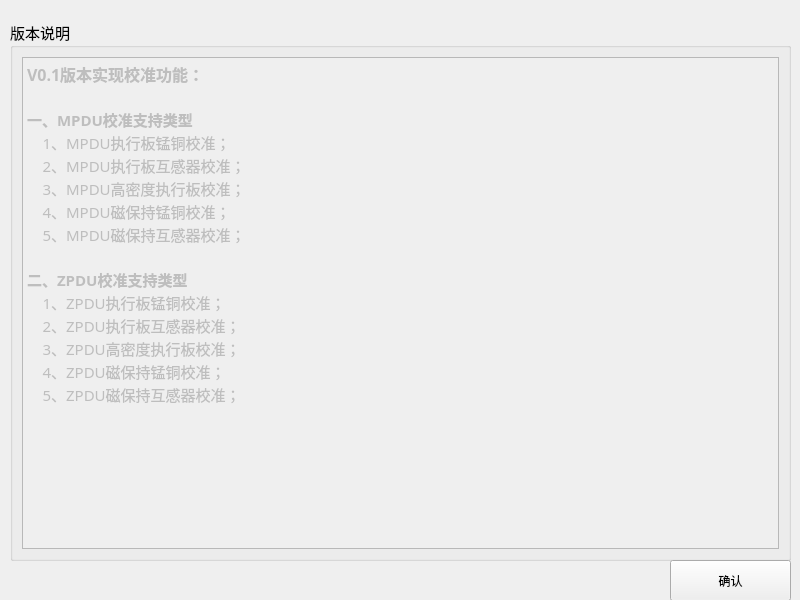
First picture: the form in pro_qc/setups/versiondlg.ui, repository ChinaClever/MPro-Tools, before the edit.
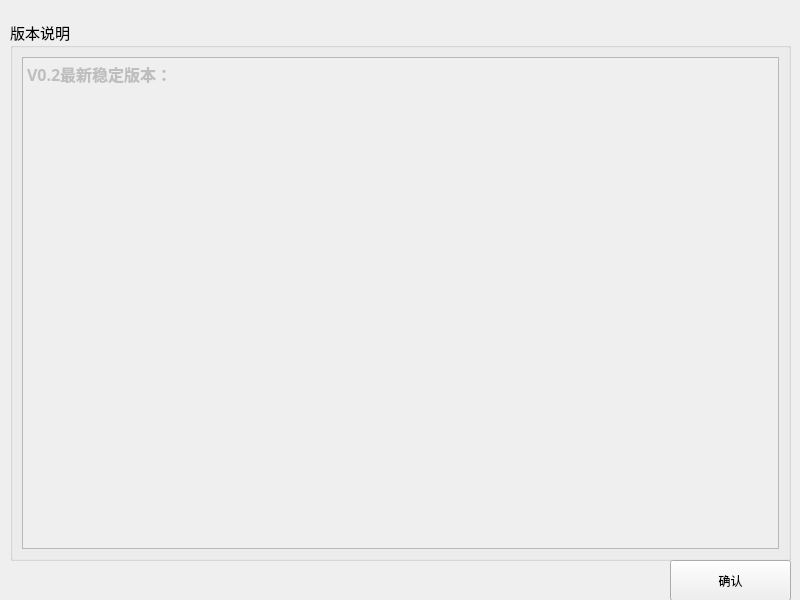
Second picture: the form after the edit.

```diff
--- a/pro_qc/setups/versiondlg.ui
+++ b/pro_qc/setups/versiondlg.ui
@@ -45,24 +45,14 @@
       </property>
       <property name="html">
        <string>&lt;!DOCTYPE HTML PUBLIC &quot;-//W3C//DTD HTML 4.0//EN&quot; &quot;http://www.w3.org/TR/REC-html40/strict.dtd&quot;&gt;
-&lt;html&gt;&lt;head&gt;&lt;meta name=&quot;qrichtext&quot; content=&quot;1&quot; /&gt;&lt;style type=&quot;text/css&quot;&gt;
+&lt;html&gt;&lt;head&gt;&lt;meta name=&quot;qrichtext&quot; content=&quot;1&quot; /&gt;&lt;meta charset=&quot;utf-8&quot; /&gt;&lt;style type=&quot;text/css&quot;&gt;
 p, li { white-space: pre-wrap; }
-&lt;/style&gt;&lt;/head&gt;&lt;body style=&quot; font-family:'微软雅黑','微软雅黑'; font-size:11pt; font-weight:400; font-style:normal;&quot;&gt;
-&lt;p style=&quot; margin-top:0px; margin-bottom:0px; margin-left:0px; margin-right:0px; -qt-block-indent:0; text-indent:0px;&quot;&gt;&lt;span style=&quot; font-size:12pt; font-weight:600;&quot;&gt;V0.1版本实现校准功能：&lt;/span&gt;&lt;/p&gt;
-&lt;p style=&quot;-qt-paragraph-type:empty; margin-top:0px; margin-bottom:0px; margin-left:0px; margin-right:0px; -qt-block-indent:0; text-indent:0px;&quot;&gt;&lt;br /&gt;&lt;/p&gt;
-&lt;p style=&quot; margin-top:0px; margin-bottom:0px; margin-left:0px; margin-right:0px; -qt-block-indent:0; text-indent:0px;&quot;&gt;&lt;span style=&quot; font-weight:600;&quot;&gt;一、MPDU校准支持类型&lt;/span&gt;&lt;/p&gt;
-&lt;p style=&quot; margin-top:0px; margin-bottom:0px; margin-left:0px; margin-right:0px; -qt-block-indent:0; text-indent:0px;&quot;&gt;    1、MPDU执行板锰铜校准；&lt;/p&gt;
-&lt;p style=&quot; margin-top:0px; margin-bottom:0px; margin-left:0px; margin-right:0px; -qt-block-indent:0; text-indent:0px;&quot;&gt;    2、MPDU执行板互感器校准；&lt;/p&gt;
-&lt;p style=&quot; margin-top:0px; margin-bottom:0px; margin-left:0px; margin-right:0px; -qt-block-indent:0; text-indent:0px;&quot;&gt;    3、MPDU高密度执行板校准；	&lt;/p&gt;
-&lt;p style=&quot; margin-top:0px; margin-bottom:0px; margin-left:0px; margin-right:0px; -qt-block-indent:0; text-indent:0px;&quot;&gt;    4、MPDU磁保持锰铜校准；&lt;/p&gt;
-&lt;p style=&quot; margin-top:0px; margin-bottom:0px; margin-left:0px; margin-right:0px; -qt-block-indent:0; text-indent:0px;&quot;&gt;    5、MPDU磁保持互感器校准；&lt;/p&gt;
-&lt;p style=&quot; margin-top:0px; margin-bottom:0px; margin-left:0px; margin-right:0px; -qt-block-indent:0; text-indent:0px;&quot;&gt;	&lt;/p&gt;
-&lt;p style=&quot; margin-top:0px; margin-bottom:0px; margin-left:0px; margin-right:0px; -qt-block-indent:0; text-indent:0px;&quot;&gt;&lt;span style=&quot; font-weight:600;&quot;&gt;二、ZPDU校准支持类型&lt;/span&gt;&lt;/p&gt;
-&lt;p style=&quot; margin-top:0px; margin-bottom:0px; margin-left:0px; margin-right:0px; -qt-block-indent:0; text-indent:0px;&quot;&gt;    1、ZPDU执行板锰铜校准；&lt;/p&gt;
-&lt;p style=&quot; margin-top:0px; margin-bottom:0px; margin-left:0px; margin-right:0px; -qt-block-indent:0; text-indent:0px;&quot;&gt;    2、ZPDU执行板互感器校准；&lt;/p&gt;
-&lt;p style=&quot; margin-top:0px; margin-bottom:0px; margin-left:0px; margin-right:0px; -qt-block-indent:0; text-indent:0px;&quot;&gt;    3、ZPDU高密度执行板校准；	&lt;/p&gt;
-&lt;p style=&quot; margin-top:0px; margin-bottom:0px; margin-left:0px; margin-right:0px; -qt-block-indent:0; text-indent:0px;&quot;&gt;    4、ZPDU磁保持锰铜校准；&lt;/p&gt;
-&lt;p style=&quot; margin-top:0px; margin-bottom:0px; margin-left:0px; margin-right:0px; -qt-block-indent:0; text-indent:0px;&quot;&gt;    5、ZPDU磁保持互感器校准；&lt;/p&gt;&lt;/body&gt;&lt;/html&gt;</string>
+hr { height: 1px; border-width: 0; }
+li.unchecked::marker { content: &quot;\2610&quot;; }
+li.checked::marker { content: &quot;\2612&quot;; }
+&lt;/style&gt;&lt;/head&gt;&lt;body style=&quot; font-family:'微软雅黑'; font-size:11pt; font-weight:400; font-style:normal;&quot;&gt;
+&lt;p style=&quot; margin-top:0px; margin-bottom:0px; margin-left:0px; margin-right:0px; -qt-block-indent:0; text-indent:0px;&quot;&gt;&lt;span style=&quot; font-family:'微软雅黑','微软雅黑'; font-size:12pt; font-weight:600;&quot;&gt;V0.2最新稳定版本：&lt;/span&gt;&lt;/p&gt;
+&lt;p style=&quot;-qt-paragraph-type:empty; margin-top:0px; margin-bottom:0px; margin-left:0px; margin-right:0px; -qt-block-indent:0; text-indent:0px; font-family:'微软雅黑','微软雅黑';&quot;&gt;&lt;br /&gt;&lt;/p&gt;&lt;/body&gt;&lt;/html&gt;</string>
       </property>
      </widget>
     </item>
```
